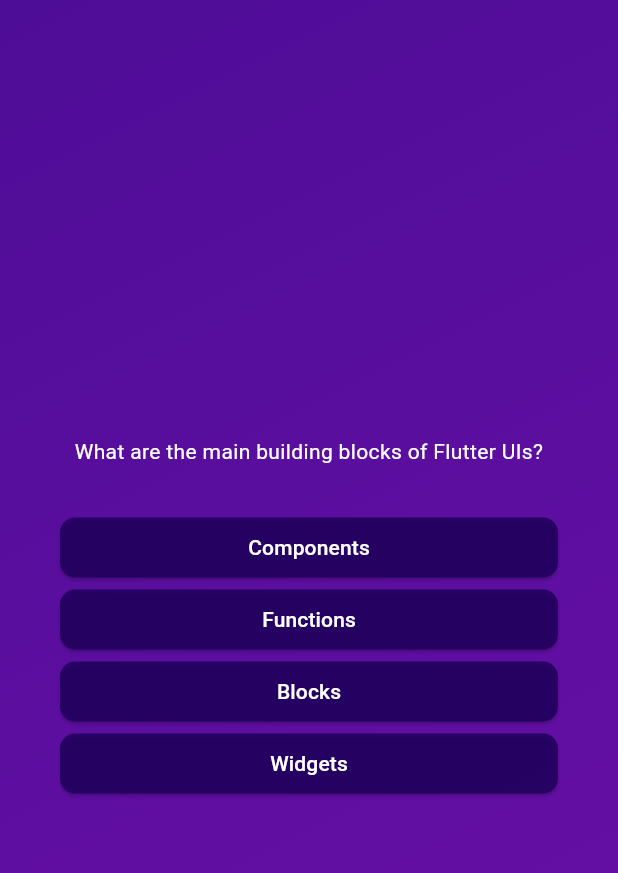
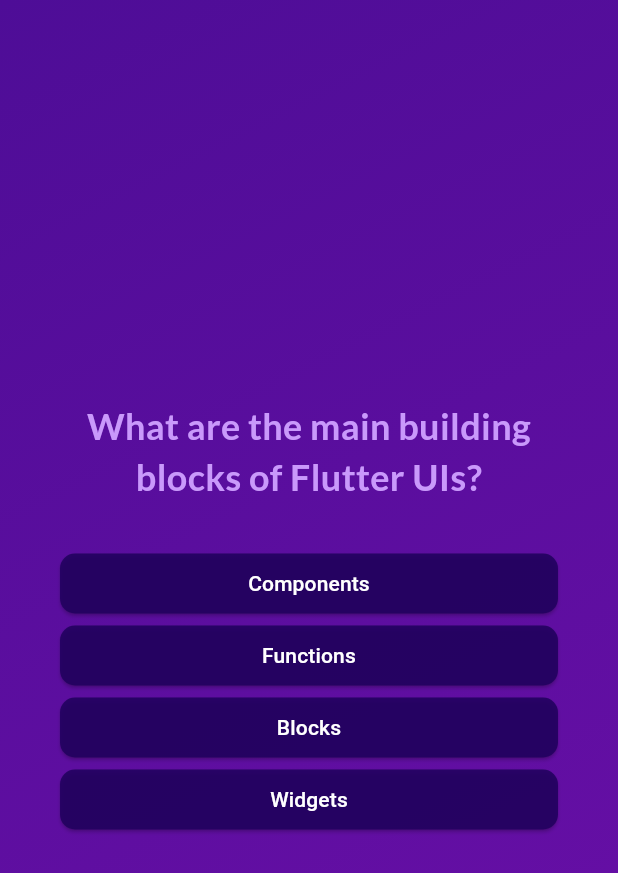
Before and after one commit to Abberate/adv_flutter, a Flutter app: the screen it shows after launch, after a tap on "Start Quiz", on a phone screen of 412 x 824 dp. Shown: the top 873 px of the screen. Run offline on Flutter 3.47's test engine with Material 3 defaults, Android fonts, the phone set to English and light mode, and no system bars; our stand-ins replace google_fonts.

Commit message:
Last-commit

```diff
--- a/analysis_options.yaml
+++ b/analysis_options.yaml
@@ -7,6 +7,9 @@
 
 # The following line activates a set of recommended lints for Flutter apps,
 # packages, and plugins designed to encourage good coding practices.
+analyzer:
+  errors:
+    must_be_immutable: ignore
 include: package:flutter_lints/flutter.yaml
 
 linter:
--- a/lib/answer_button.dart
+++ b/lib/answer_button.dart
@@ -18,7 +18,7 @@ class AnswerButton extends StatelessWidget {
           borderRadius: BorderRadius.circular(10),
         ),
       ),
-      child: Text(answerText),
+      child: Text(answerText, textAlign: TextAlign.center),
     );
   }
 }
--- a/lib/models/quiz_question.dart
+++ b/lib/models/quiz_question.dart
@@ -4,7 +4,7 @@ class QuizQuestion {
   final String text;
   final List<String> answers;
 
-  List<String> getShuffledAnswers() {
+  List<String> get shuffledAnswers {
     final shuffledList = List.of(answers);
     shuffledList.shuffle();
     return shuffledList;
--- a/lib/questions_screen.dart
+++ b/lib/questions_screen.dart
@@ -1,19 +1,34 @@
 import 'package:adv_flutter/answer_button.dart';
 import 'package:flutter/material.dart';
 import 'package:adv_flutter/data/questions.dart';
+import 'package:google_fonts/google_fonts.dart';
 
 class QuestionsScreen extends StatefulWidget {
-  const QuestionsScreen({super.key});
+  const QuestionsScreen({
+    super.key,
+    required this.onSelectAnswer,
+  });
+
+  final void Function(String answer) onSelectAnswer;
 
   @override
   State<QuestionsScreen> createState() => _QuestionsScreenState();
 }
 
 class _QuestionsScreenState extends State<QuestionsScreen> {
-  final currentQuestion = questions[0];
+  var currentQuestionIndex = 0;
+
+  void answersQuestion(String selectedAnswer) {
+    widget.onSelectAnswer(selectedAnswer);
+    setState(() {
+      currentQuestionIndex++;
+    });
+  }
 
   @override
   Widget build(BuildContext context) {
+    final currentQuestion = questions[currentQuestionIndex];
+
     return SizedBox(
       width: double.infinity,
       child: Container(
@@ -24,12 +39,20 @@ class _QuestionsScreenState extends State<QuestionsScreen> {
           children: [
             Text(
               currentQuestion.text,
-              style: const TextStyle(color: Colors.white),
+              style: GoogleFonts.lato(
+                color: const Color.fromARGB(255, 201, 153, 251),
+                fontSize: 24,
+                fontWeight: FontWeight.bold,
+              ),
               textAlign: TextAlign.center,
             ),
             const SizedBox(height: 30),
-            ...currentQuestion.getShuffledAnswers().map((answer) {
-              return AnswerButton(answerText: answer, onTap: () {});
+            ...currentQuestion.shuffledAnswers.map((answer) {
+              return AnswerButton(
+                  answerText: answer,
+                  onTap: () {
+                    answersQuestion(answer);
+                  });
             }),
           ],
         ),
--- a/lib/quiz.dart
+++ b/lib/quiz.dart
@@ -1,6 +1,8 @@
+import 'package:adv_flutter/data/questions.dart';
 import 'package:adv_flutter/questions_screen.dart';
 import 'package:adv_flutter/start_screen.dart';
 import 'package:flutter/material.dart';
+import 'package:adv_flutter/results_screen.dart';
 
 class Quiz extends StatefulWidget {
   const Quiz({super.key});
@@ -11,9 +13,25 @@ class Quiz extends StatefulWidget {
 
 class _QuizState extends State<Quiz> {
   var activeScreen = 'start-screen';
-
   void switchScreen() {
     setState(() {
+      activeScreen = 'questions-screen';
+    });
+  }
+
+  List<String> selectedAnswers = [];
+  void chooseAnswer(String answer) {
+    selectedAnswers.add(answer);
+    if (selectedAnswers.length == questions.length) {
+      setState(() {
+        activeScreen = 'results-screen';
+      });
+    }
+  }
+
+  void restartQuiz() {
+    setState(() {
+      selectedAnswers = [];
       activeScreen = 'questions-screen';
     });
   }
@@ -22,7 +40,12 @@ class _QuizState extends State<Quiz> {
   Widget build(BuildContext context) {
     Widget screenWidget = StartScreen(startQuiz: switchScreen);
     if (activeScreen == 'questions-screen') {
-      screenWidget = const QuestionsScreen();
+      screenWidget = QuestionsScreen(onSelectAnswer: chooseAnswer);
+    }
+
+    if (activeScreen == 'results-screen') {
+      screenWidget = ResultsScreen(
+          chosenAnswers: selectedAnswers, restartQuiz: restartQuiz);
     }
 
     return MaterialApp(
--- a/lib/start_screen.dart
+++ b/lib/start_screen.dart
@@ -1,4 +1,5 @@
 import 'package:flutter/material.dart';
+import 'package:google_fonts/google_fonts.dart';
 
 class StartScreen extends StatelessWidget {
   const StartScreen({required this.startQuiz, super.key});
@@ -16,10 +17,10 @@ class StartScreen extends StatelessWidget {
             color: const Color.fromARGB(150, 255, 255, 255),
           ),
           const SizedBox(height: 80.0),
-          const Text(
+          Text(
             'Learn Flutter the fun way !',
-            style: TextStyle(
-              color: Color.fromARGB(255, 237, 223, 252),
+            style: GoogleFonts.lato(
+              color: const Color.fromARGB(255, 237, 223, 252),
               fontSize: 24,
             ),
           ),
--- a/pubspec.yaml
+++ b/pubspec.yaml
@@ -35,6 +35,7 @@ dependencies:
   # The following adds the Cupertino Icons font to your application.
   # Use with the CupertinoIcons class for iOS style icons.
   cupertino_icons: ^1.0.8
+  google_fonts: ^6.2.1
 
 dev_dependencies:
   flutter_test:
```
Also changed, not shown: lib/questions_summary.dart (added, +70 -0 lines), lib/results_screen.dart (added, +64 -0 lines), pubspec.lock, 4 other files.
